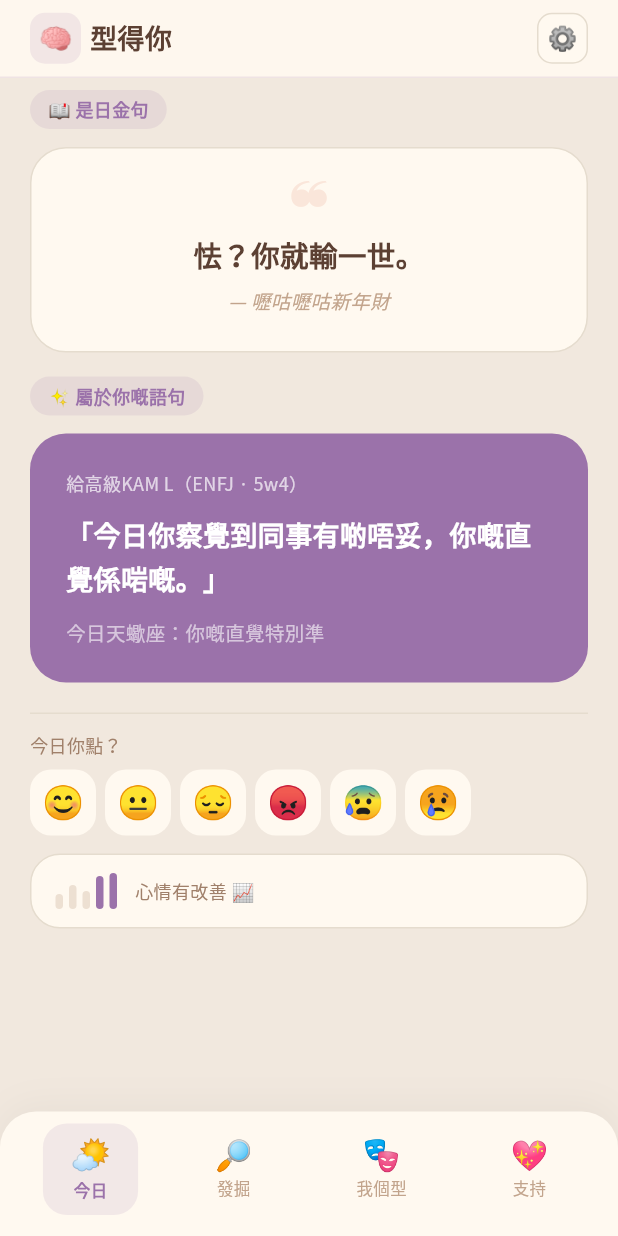
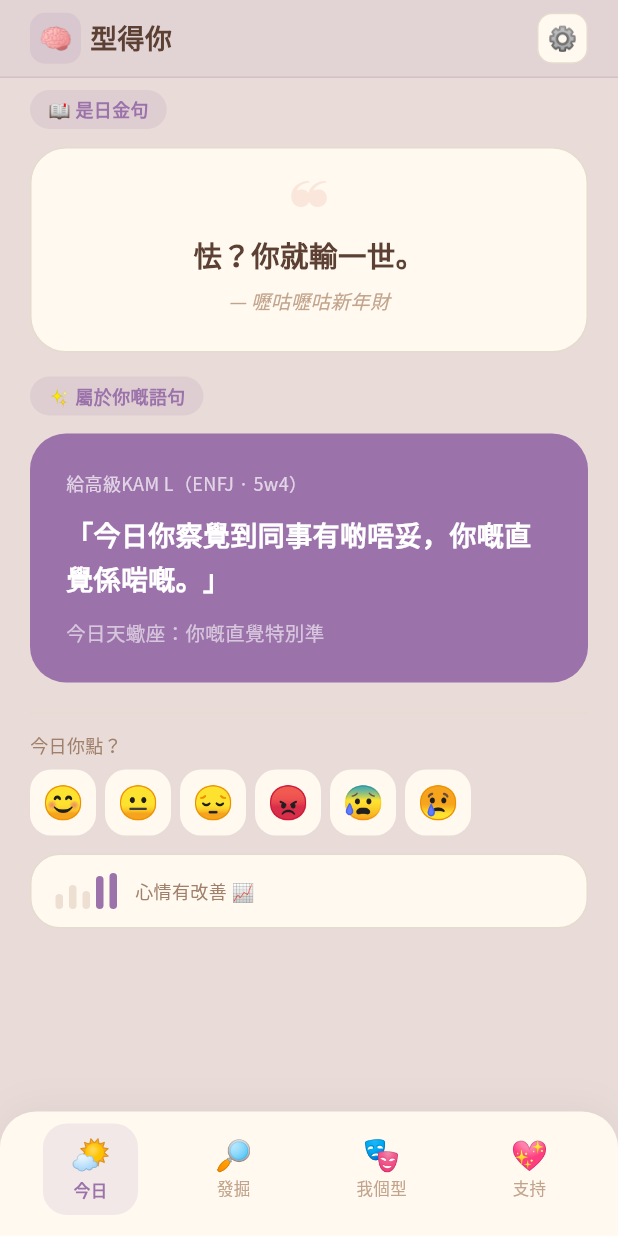
Before and after one commit to cassidy753/typingself-app, a Flutter app: the screen it shows after launch, on a phone screen of 412 x 824 dp. Run offline on Flutter 3.47's test engine with Material 3 defaults, Android fonts, the phone set to English and light mode, and no system bars; our stand-ins replace flutter_riverpod, google_fonts, share_plus, shared_preferences; Roboto replaces fonts that are missing (Noto Serif TC, Noto Serif Tc).

Commit message:
fix: more visible tab colors — 15% bg tint + accent header

```diff
--- a/lib/app.dart
+++ b/lib/app.dart
@@ -54,16 +54,16 @@ class _MainShellState extends State<MainShell> {
   @override
   Widget build(BuildContext context) {
     return Scaffold(
-      backgroundColor: Color.lerp(AppColors.background, _tabs[_tab].accent, 0.04)!,
+      backgroundColor: Color.lerp(AppColors.background, _tabs[_tab].accent, 0.15)!,
       // AppBar with tab accent color tint
       appBar: PreferredSize(
         preferredSize: const Size.fromHeight(52),
         child: SafeArea(
           child: Container(
             decoration: BoxDecoration(
-              color: AppColors.surface.withValues(alpha: 0.9),
+              color: _tabs[_tab].accent.withValues(alpha: 0.08),
               border: Border(
-                bottom: BorderSide(color: _tabs[_tab].accent.withValues(alpha: 0.15)),
+                bottom: BorderSide(color: _tabs[_tab].accent.withValues(alpha: 0.2)),
               ),
             ),
             child: Padding(
```
